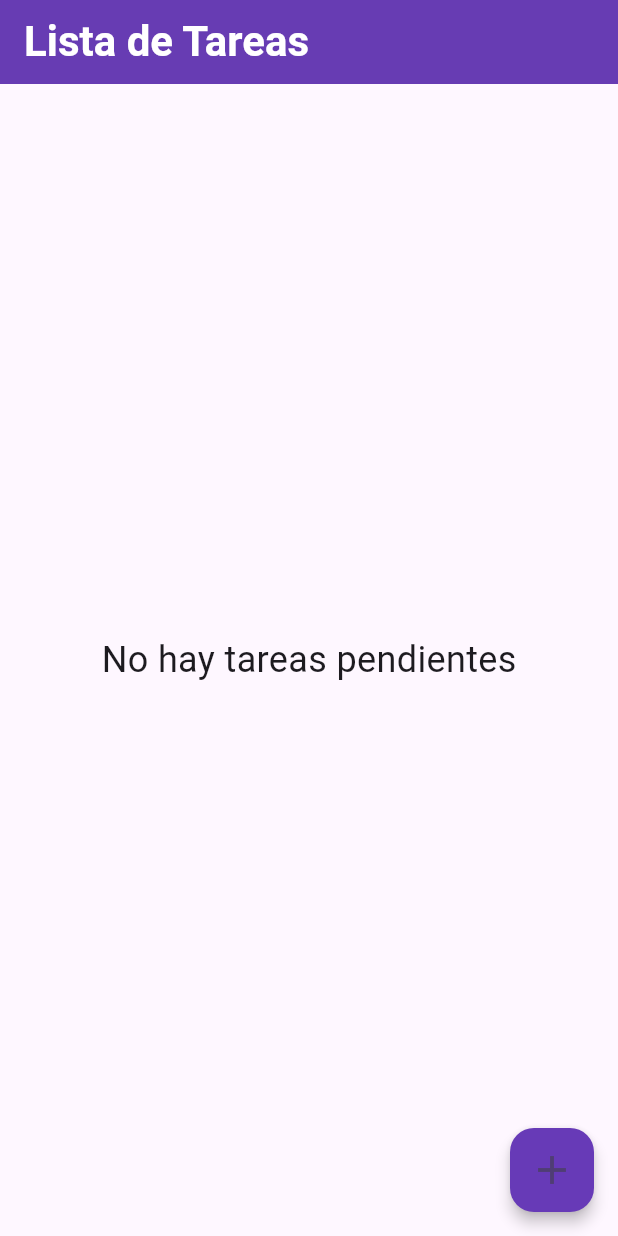
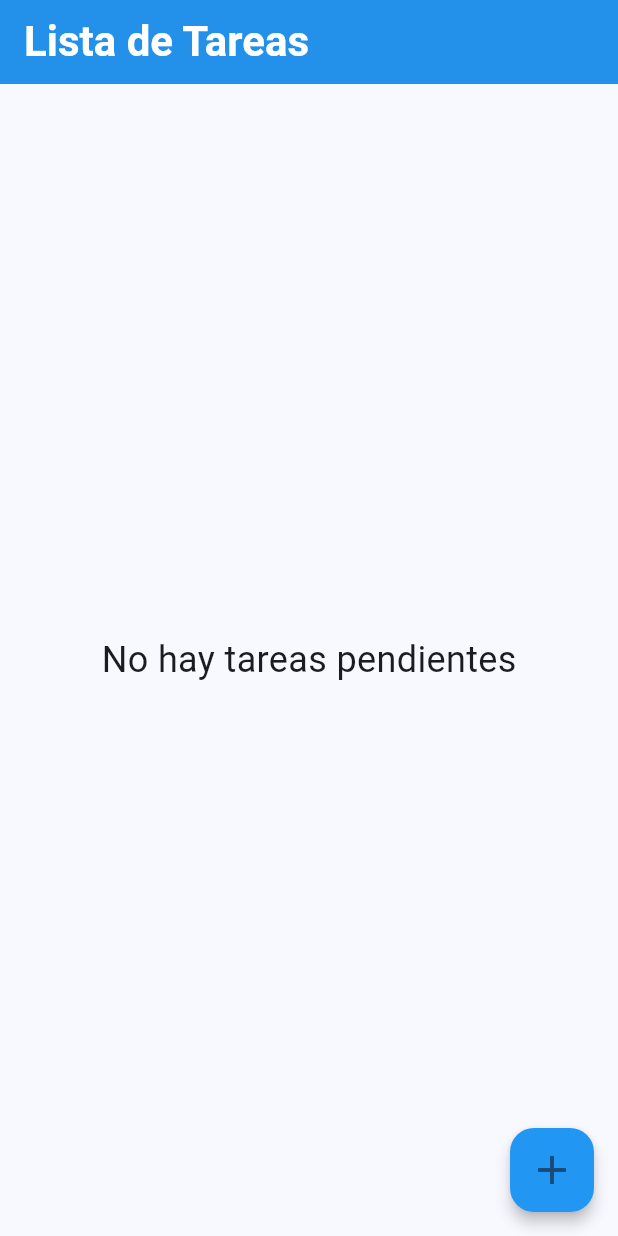
Before and after one commit to MauroSk8/To_Do, a Flutter app: the screen it shows after launch, on a phone screen of 412 x 824 dp. Run offline on Flutter 3.47's test engine with Material 3 defaults, Android fonts, the phone set to English and light mode, and no system bars; our stand-ins replace shared_preferences.

Commit message:
Update primary color in theme to enhance app aesthetics

```diff
--- a/lib/main.dart
+++ b/lib/main.dart
@@ -16,8 +16,8 @@ class MyApp extends StatelessWidget {
       debugShowCheckedModeBanner: false,
       theme: ThemeData(
         colorScheme: ColorScheme.fromSeed(
-          seedColor: const Color(0xFF673AB7),
-          primary: const Color(0xFF673AB7),
+          seedColor: const Color(0xFF2196F3),
+          primary: const Color(0xFF2196F3),
           secondary: const Color(0xFF4CAF50),
           error: const Color(0xFFE57373),
           background: const Color(0xFFF5F5F5),
```
